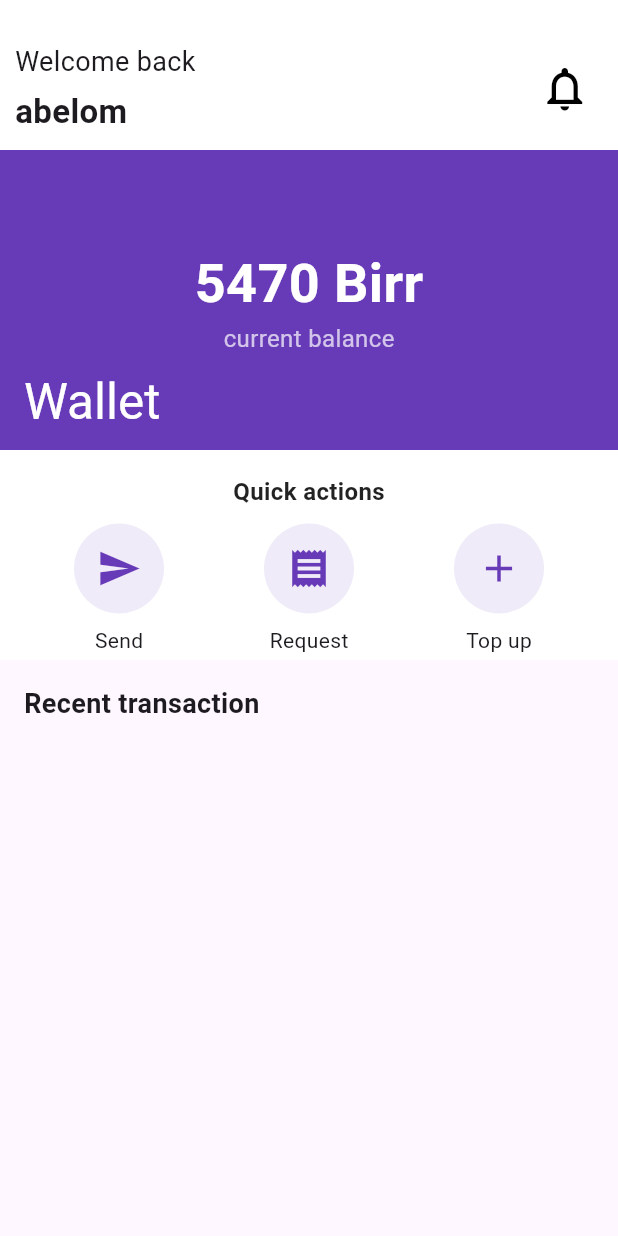
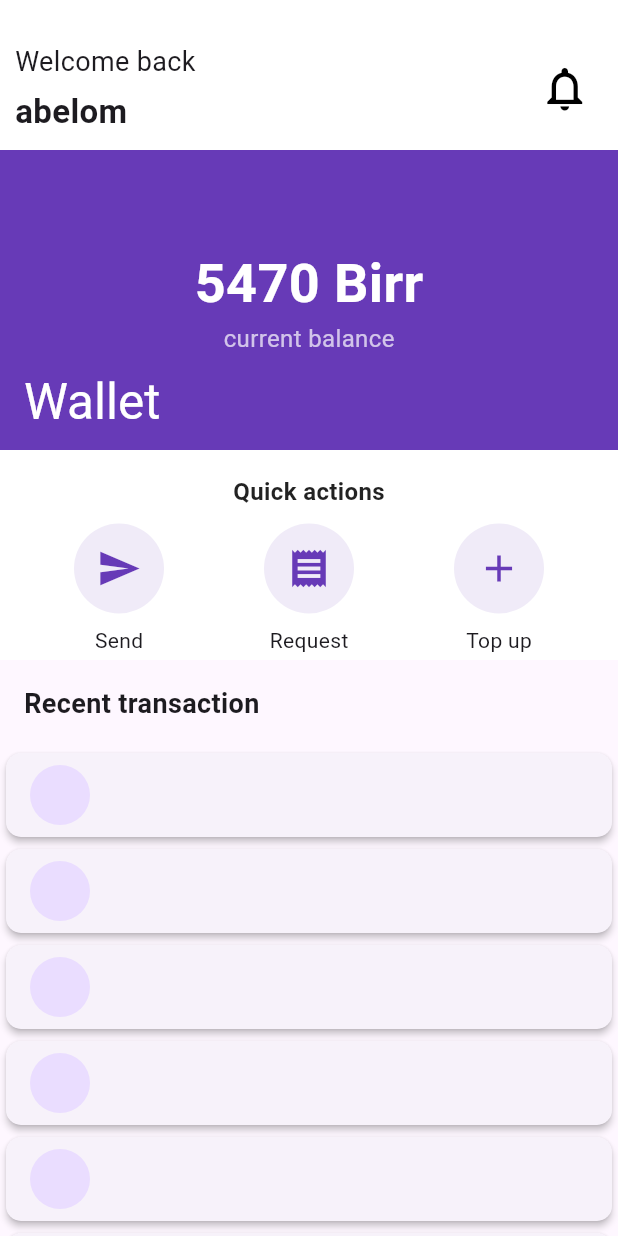
Before and after one commit to Melak-tefera/payment-app-prototype, a Flutter app: the screen it shows after launch, on a phone screen of 412 x 824 dp. Run offline on Flutter 3.47's test engine with Material 3 defaults, Android fonts, the phone set to English and light mode, and no system bars.

```diff
--- a/lib/pages/homepage.dart
+++ b/lib/pages/homepage.dart
@@ -174,7 +174,16 @@ const HomePage({super.key});
           SliverList(
             delegate: SliverChildBuilderDelegate(
               (context,index){
-                return Card();
+                return Card(
+                  elevation: 2,
+                  shape: RoundedRectangleBorder(
+                    borderRadius: BorderRadiusGeometry.circular(10),
+                  ),
+                  child: ListTile(
+                    leading: CircleAvatar(),
+
+                  ),
+                );
               }
             ),
             ),
```
